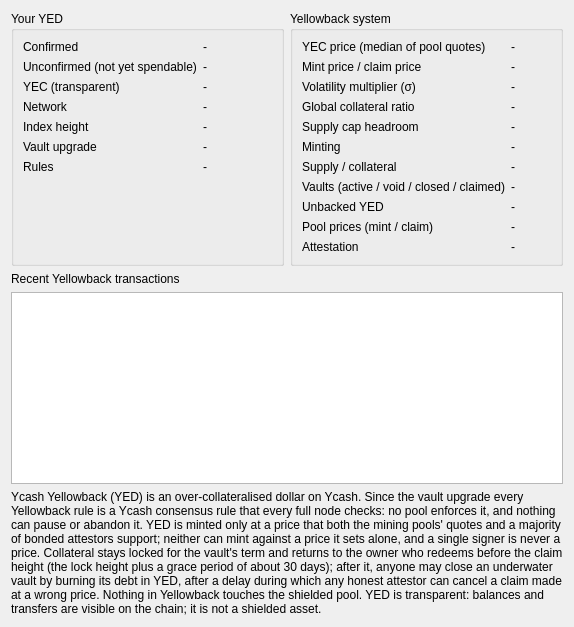
boyfromcave/yecwallet-dd, file src/yellowbackoverview.ui: the form before one commit.
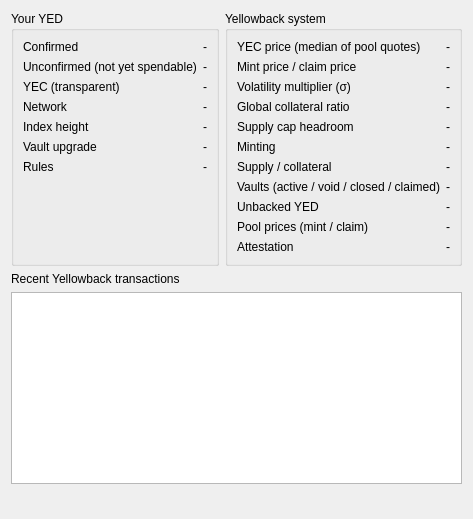
The form after the commit.

Commit message: Yellowback tab layout: warnings only above the pages, a scrolling Overview, the trust statement behind an info button; About credits

Patch:
```diff
--- a/src/yellowbackoverview.ui
+++ b/src/yellowbackoverview.ui
@@ -69,7 +69,9 @@
    <item>
     <widget class="QLabel" name="lblTrust">
      <property name="wordWrap"><bool>true</bool></property>
-     <property name="text"><string>Ycash Yellowback (YED) is an over-collateralised dollar on Ycash. Since the vault upgrade every Yellowback rule is a Ycash consensus rule that every full node checks: no pool enforces it, and nothing can pause or abandon it. YED is minted only at a price that both the mining pools' quotes and a majority of bonded attestors support; neither can mint against a price it sets alone, and a single signer is never a price. Collateral stays locked for the vault's term and returns to the owner who redeems before the claim height (the lock height plus a grace period of about 30 days); after it, anyone may close an underwater vault by burning its debt in YED, after a delay during which any honest attestor can cancel a claim made at a wrong price. Nothing in Yellowback touches the shielded pool. YED is transparent: balances and transfers are visible on the chain; it is not a shielded asset.</string></property>
+     <property name="styleSheet"><string notr="true">QLabel { color: #444; padding: 2px 6px; }</string></property>
+     <property name="text"><string/></property>
+     <property name="textInteractionFlags"><set>Qt::TextSelectableByMouse</set></property>
     </widget>
    </item>
   </layout>
```
Left out of the diff: 2 changed lines with no effect on the pictures. The commit also changes 7 other files.
